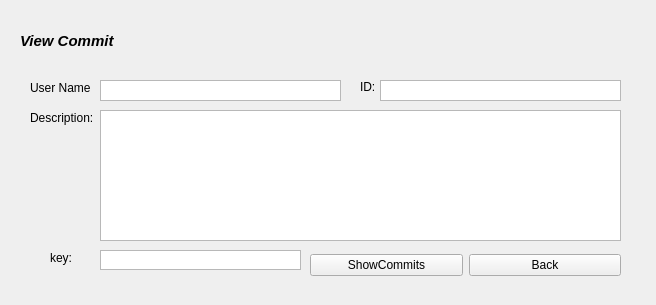
First picture: the form in CSCI334/viewcommit.ui, repository mreidss/CSCI334, before the edit.
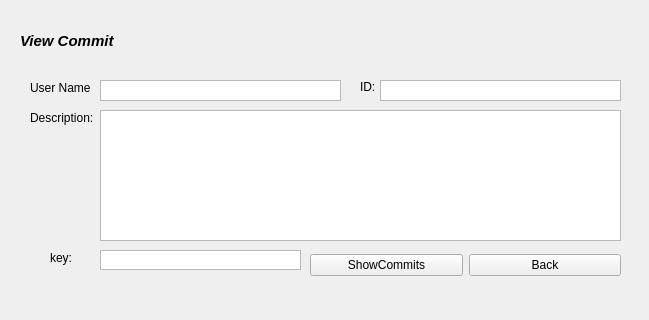
Second picture: the form after the edit.

Patch:
```diff
--- a/CSCI334/viewcommit.ui
+++ b/CSCI334/viewcommit.ui
@@ -6,8 +6,8 @@
    <rect>
     <x>0</x>
     <y>0</y>
-    <width>656</width>
-    <height>305</height>
+    <width>649</width>
+    <height>320</height>
    </rect>
   </property>
   <property name="windowTitle">
```
